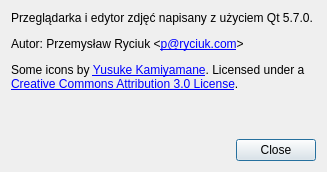
Before: the Qt Designer form ui/AboutDialog.ui in stil/qimvi, drawn with Qt 5.
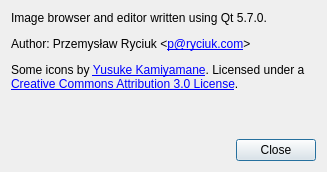
After: the same form once the commit is applied.

Commit message: Translate UI to English

What changed in the file:
```diff
--- a/ui/AboutDialog.ui
+++ b/ui/AboutDialog.ui
@@ -20,7 +20,7 @@
    <item>
     <widget class="QLabel" name="label">
      <property name="text">
-      <string>&lt;html&gt;&lt;head/&gt;&lt;body&gt;&lt;p&gt;Przeglądarka i edytor zdjęć napisany z użyciem Qt 5.7.0.&lt;/p&gt;&lt;p&gt;Autor: Przemysław Ryciuk &amp;lt;&lt;a href=&quot;mailto:p@ryciuk.com&quot;&gt;&lt;span style=&quot; text-decoration: underline; color:#0000ff;&quot;&gt;p@ryciuk.com&lt;/span&gt;&lt;/a&gt;&amp;gt;&lt;/p&gt;&lt;p&gt;Some icons by &lt;a href=&quot;http://p.yusukekamiyamane.com/&quot;&gt;&lt;span style=&quot; text-decoration: underline; color:#0000ff;&quot;&gt;Yusuke Kamiyamane&lt;/span&gt;&lt;/a&gt;. Licensed under a &lt;a href=&quot;http://creativecommons.org/licenses/by/3.0/&quot;&gt;&lt;span style=&quot; text-decoration: underline; color:#0000ff;&quot;&gt;Creative Commons Attribution 3.0 License&lt;/span&gt;&lt;/a&gt;.&lt;/p&gt;&lt;/body&gt;&lt;/html&gt;</string>
+      <string>&lt;html&gt;&lt;head/&gt;&lt;body&gt;&lt;p&gt;Image browser and editor written using Qt 5.7.0.&lt;/p&gt;&lt;p&gt;Author: Przemysław Ryciuk &amp;lt;&lt;a href=&quot;mailto:p@ryciuk.com&quot;&gt;&lt;span style=&quot; text-decoration: underline; color:#0000ff;&quot;&gt;p@ryciuk.com&lt;/span&gt;&lt;/a&gt;&amp;gt;&lt;/p&gt;&lt;p&gt;Some icons by &lt;a href=&quot;http://p.yusukekamiyamane.com/&quot;&gt;&lt;span style=&quot; text-decoration: underline; color:#0000ff;&quot;&gt;Yusuke Kamiyamane&lt;/span&gt;&lt;/a&gt;. Licensed under a &lt;a href=&quot;http://creativecommons.org/licenses/by/3.0/&quot;&gt;&lt;span style=&quot; text-decoration: underline; color:#0000ff;&quot;&gt;Creative Commons Attribution 3.0 License&lt;/span&gt;&lt;/a&gt;.&lt;/p&gt;&lt;/body&gt;&lt;/html&gt;</string>
      </property>
      <property name="alignment">
       <set>Qt::AlignLeading|Qt::AlignLeft|Qt::AlignTop</set>
```
Left out of the diff: 2 changed lines with no effect on the pictures. The commit also changes 2 other files.
